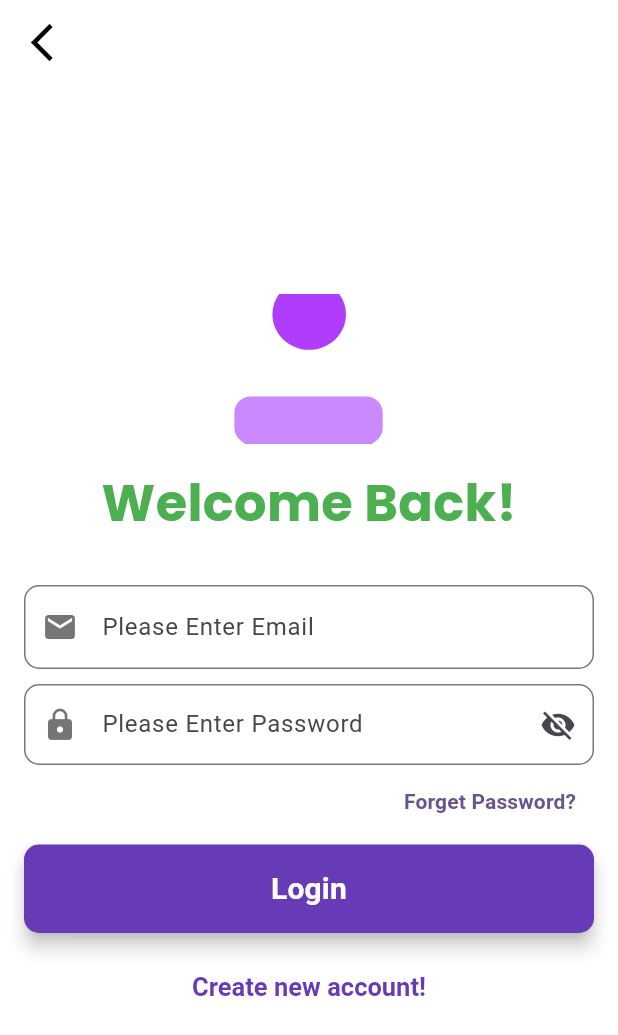
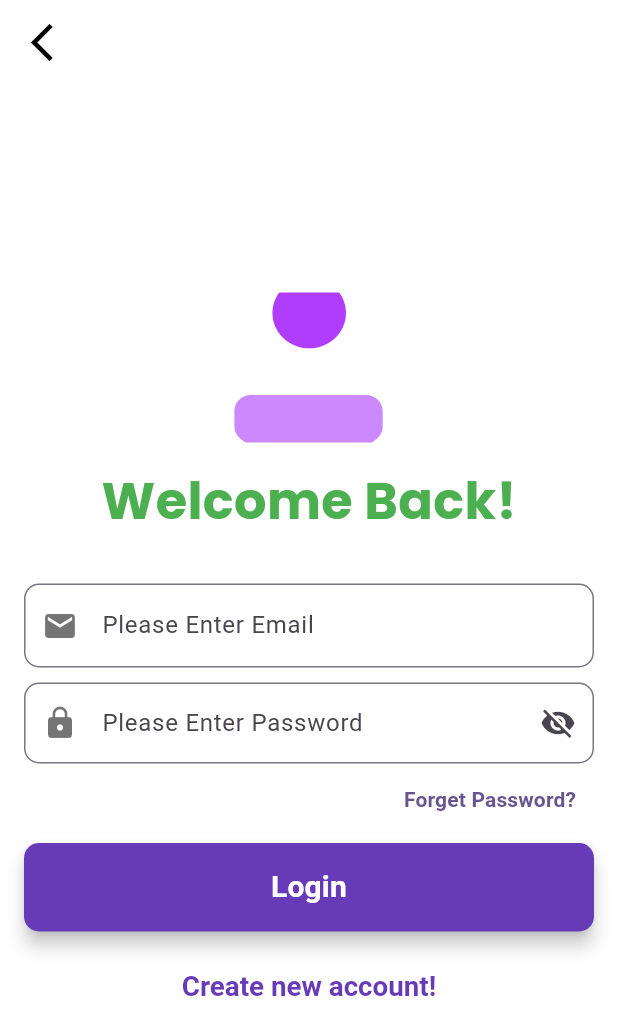
Before and after one commit to asifjahan1/JU-Bus-Route-Tracer, a Flutter app: the screen it shows after launch, after a tap on "Login", on a phone screen of 412 x 824 dp. Shown: the top 1035 px of the screen. Run offline on Flutter 3.47's test engine with Material 3 defaults, Android fonts, the phone set to English and light mode, and no system bars; our stand-ins replace cloud_firestore, firebase_auth, firebase_core, flutter_riverpod, geolocator, google_fonts and 4 more; missing offline and left inert: flutter_polyline_points; accounts and stored records are empty; network calls fail.

Commit message:
fixed minor changes

```diff
--- a/google_map_demo/lib/pages/login_page.dart
+++ b/google_map_demo/lib/pages/login_page.dart
@@ -199,7 +199,7 @@ class _LoginPageState extends State<LoginPage> {
                               text: 'Create new account!',
                               style: TextStyle(
                                 color: Colors.deepPurple,
-                                fontSize: 17,
+                                fontSize: 18.5,
                                 fontWeight: FontWeight.bold,
                                 // decoration: TextDecoration.underline,
                               ),
```
